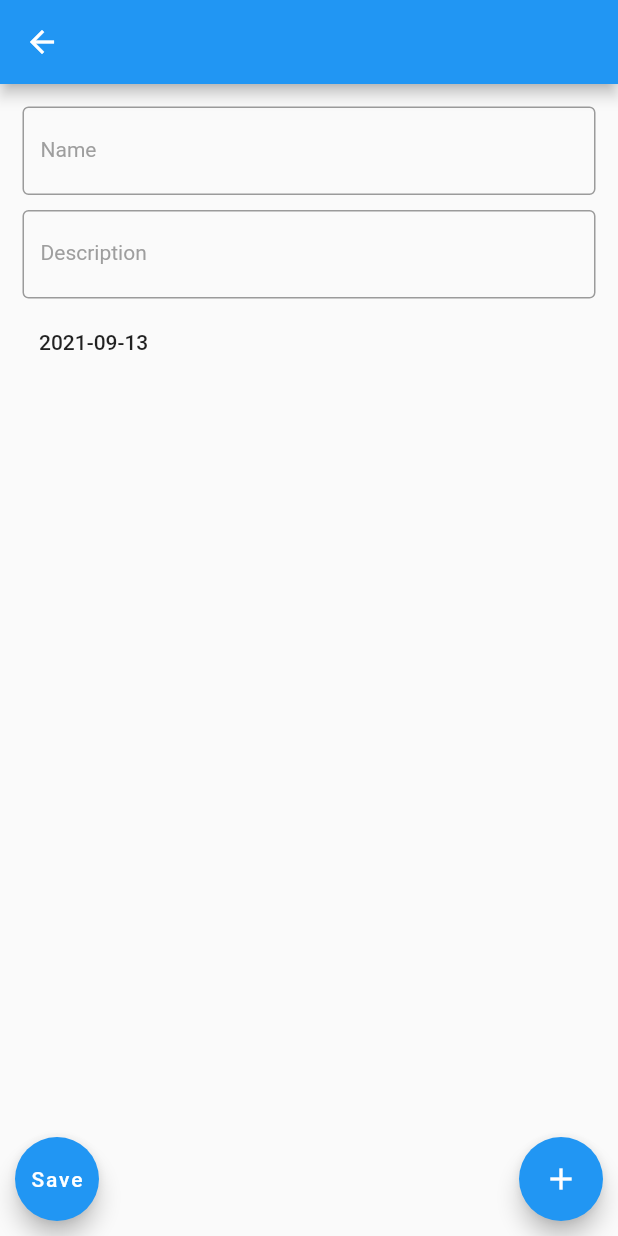
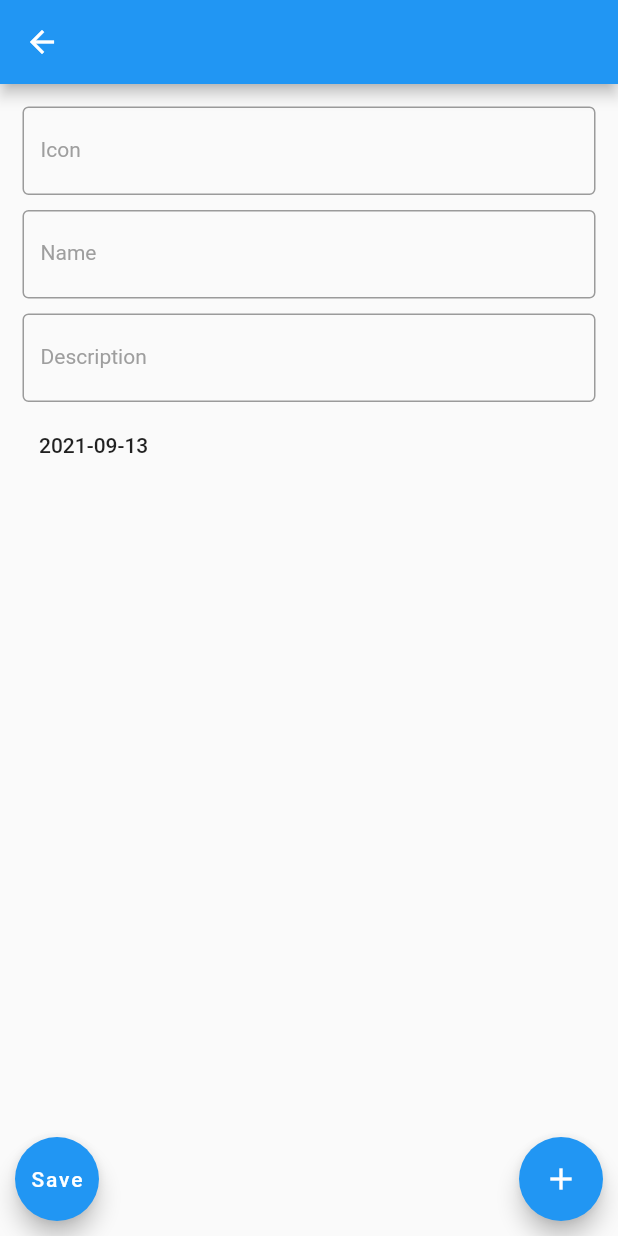
Before and after one commit to SmartByteLabs/bhim_calender_upload, a Flutter app: the screen it shows after launch, after a tap on the "add" icon, on a phone screen of 412 x 824 dp. Run offline on Flutter 3.47's test engine with Material 2 defaults, Android fonts, the light colour scheme and no system bars; our stand-ins replace file_picker, youtube_player_flutter; missing offline and left inert: aws_s3, image_picker_for_web; network calls fail.

Commit message:
update and basic check added

```diff
--- a/lib/models/event.dart
+++ b/lib/models/event.dart
@@ -26,6 +26,7 @@ class Event {
 
   Event(this.uid, this.name, this.icon, this.description, this.dateType,
       this.elements, this.actualDate) {
+    print("icon $icon");
     updatedDate = DateTime.now();
     if (uid == "") {
       uid = const Uuid().v4();
--- a/lib/screen/event_form.dart
+++ b/lib/screen/event_form.dart
@@ -61,6 +61,17 @@ class _EventFormState extends State<EventForm> {
                       child: Form(
                         child: Column(
                           children: [
+                            Container(
+                              padding: EdgeInsets.all(5),
+                              child: TextField(
+                                style: TextStyle(color: Colors.black),
+                                decoration: getLabelDecoration("Icon"),
+                                controller: TextEditingController(text: e.icon),
+                                onChanged: (value) {
+                                  e.icon = value;
+                                },
+                              ),
+                            ),
                             Container(
                               padding: EdgeInsets.all(5),
                               child: TextField(
@@ -140,6 +151,7 @@ class _EventFormState extends State<EventForm> {
 
   Future<void> createEvent() async {
     await EventAPIHandler.createEvent(e);
+    Navigator.pop(context);
   }
 
   Future<void> updateEvent() async {
--- a/lib/screen/event_list.dart
+++ b/lib/screen/event_list.dart
@@ -19,6 +19,10 @@ class _EventListState extends State<EventList> {
     elems = await EventAPIHandler.getAllEvents();
   }
 
+  void refresh() {
+    setState(() {});
+  }
+
   @override
   Widget build(BuildContext context) {
     print("builing data");
@@ -34,7 +38,7 @@ class _EventListState extends State<EventList> {
         children: [
           Container(
             child: ListView(
-              children: [for (var elem in elems) ListElem(elem)],
+              children: [for (var elem in elems) ListElem(elem, refresh)],
             ),
           ),
           Positioned(
```
Also changed, not shown: lib/widget/list_elem_event.dart (+33 -15 lines).
